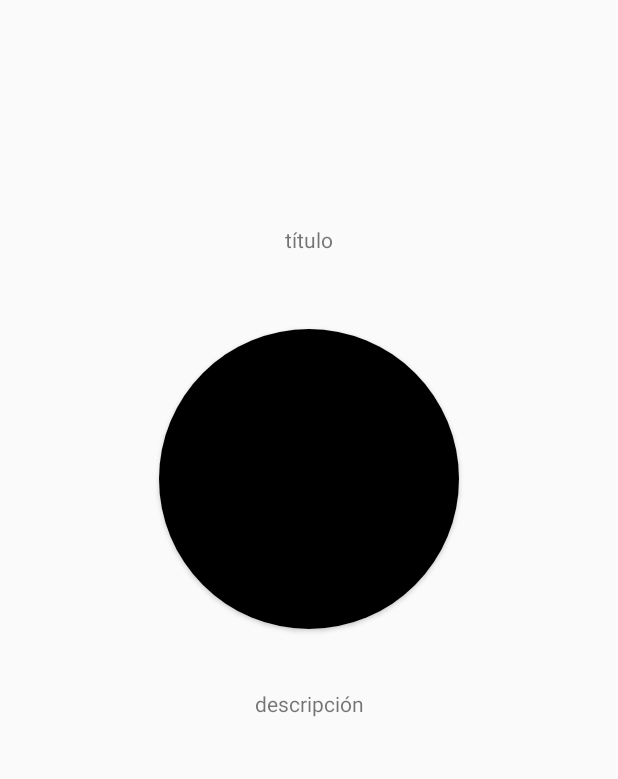
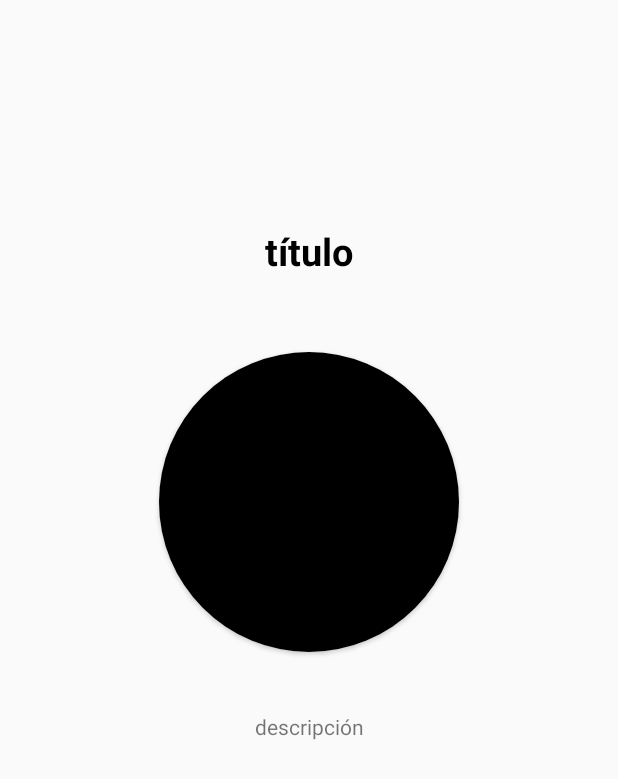
Before and after one commit to AndresSotoLopez/DI, an Android app: the layout activity_detail.xml on its own in the app's theme, with its tools: preview values and no code run, on a phone screen of 412 x 824 dp. Shown: the top 779 px of the screen. Run offline under Robolectric (Android 15) with nearby library versions, the phone set to English and light mode, and no system bars; network calls fail.

Commit message:
Tarea #4 sprint5, creado el archivo styles.xml y añadido el primer estilo

```diff
--- a/sprint4android/MyOtherCatalog/app/src/main/res/layout/activity_detail.xml
+++ b/sprint4android/MyOtherCatalog/app/src/main/res/layout/activity_detail.xml
@@ -13,7 +13,8 @@
         app:layout_constraintEnd_toEndOf="parent"
         app:layout_constraintStart_toStartOf="parent"
         app:layout_constraintTop_toTopOf="parent"
-        android:layout_marginTop="150dp" />
+        android:layout_marginTop="150dp"
+        style="@style/title_text_size"/>
 
 
     <androidx.cardview.widget.CardView
--- a/sprint4android/MyOtherCatalog/app/src/main/res/layout/element.xml
+++ b/sprint4android/MyOtherCatalog/app/src/main/res/layout/element.xml
@@ -63,7 +63,7 @@
                     android:layout_marginBottom="3dp"
                     android:text="Title"
                     android:textColor="@color/black"
-                    android:textSize="24sp"
+                    style="@style/title_text_size"
                     />
 
             </LinearLayout>
--- /dev/null
+++ b/sprint4android/MyOtherCatalog/app/src/main/res/values/styles.xml
@@ -0,0 +1,10 @@
+<?xml version="1.0" encoding="utf-8"?>
+<resources>
+
+    <style name="title_text_size">
+        <item name="android:textSize">25sp</item>
+        <item name="android:textColor">@color/black</item>
+        <item name="android:textStyle">bold</item>
+    </style>
+
+</resources>
```
